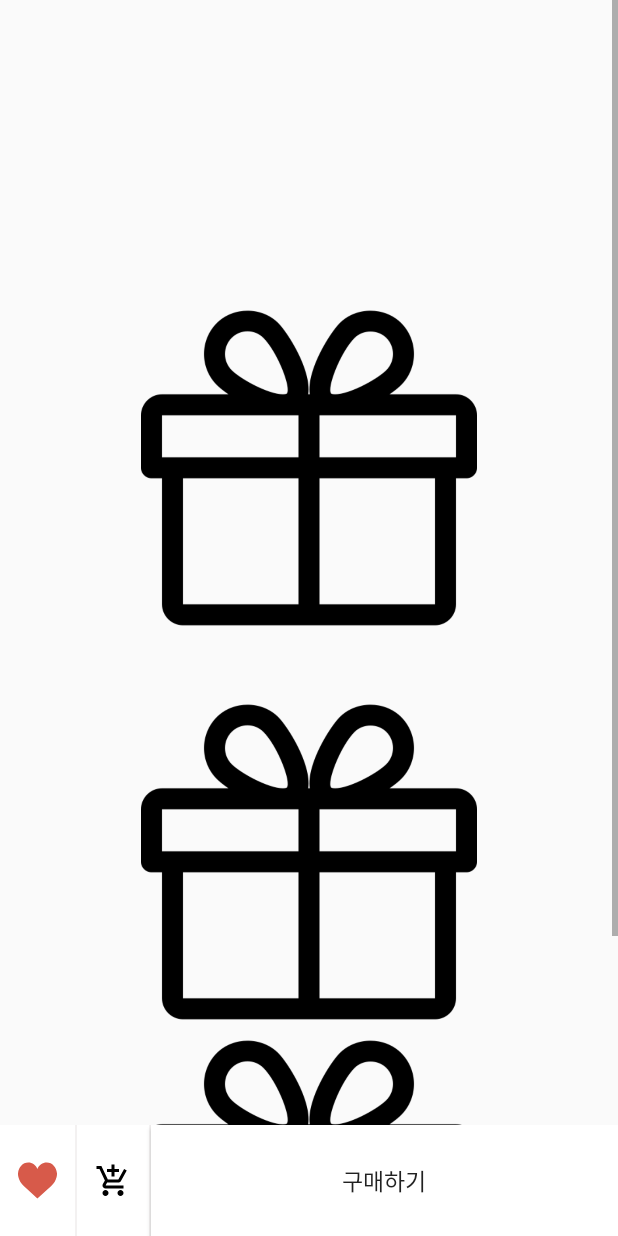
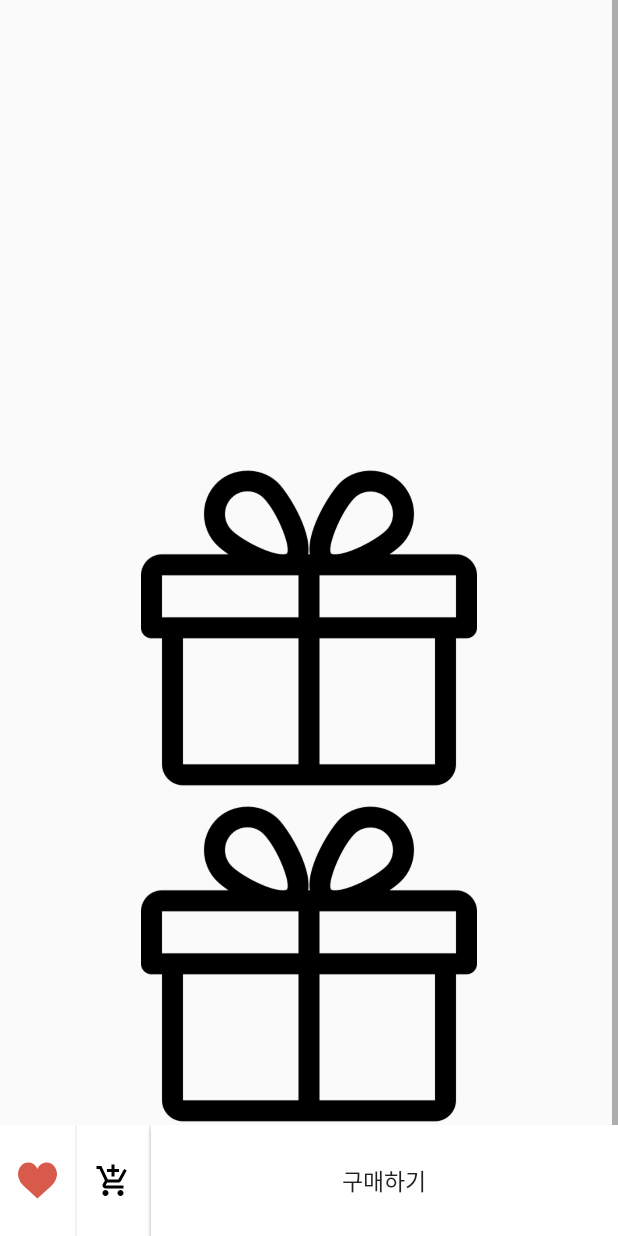
Before and after one commit to HyoilKim/Choose, an Android app: the layout activity_item_detail.xml on its own in the app's theme, with its tools: preview values and no code run, on a phone screen of 412 x 824 dp. Run offline under Robolectric (Android 15) with nearby library versions, the phone set to English and light mode, and no system bars.

Commit message:
finish step

```diff
--- a/Choose/app/src/main/java/com/example/choose/ui/cart/Adapter.java
+++ b/Choose/app/src/main/java/com/example/choose/ui/cart/Adapter.java
@@ -76,11 +76,13 @@
         String title = item.getTitle();
         String price = item.getPrice();
         String image = item.getImage();
+        String desc = item.getDesc();
         int count = item.getCount();
         boolean isCheck = item.isCheck();
 
         holder.title.setText(title);
         holder.price.setText(price);
+        holder.desc.setText(desc);
         holder.spinner.setAdapter(arrayAdapter);
         holder.spinner.setSelected(false);
         holder.spinner.setSelection(count - 1, false);
@@ -128,7 +130,7 @@
     }
 
     public class ViewHolder extends RecyclerView.ViewHolder{
-        TextView title, price;
+        TextView title, price, desc;
         ImageView image;
         Spinner spinner;
         Button delete;
@@ -136,6 +138,7 @@
         public ViewHolder(@NonNull View itemView) {
             super(itemView);
             title = (TextView) itemView.findViewById(R.id.cart_title);
+            desc = (TextView) itemView.findViewById(R.id.desc);
             price = (TextView) itemView.findViewById(R.id.cart_price);
             image = (ImageView) itemView.findViewById(R.id.cart_image);
             delete = (Button) itemView.findViewById(R.id.cart_deleteButton);
--- a/Choose/app/src/main/java/com/example/choose/ui/cart/Cart.java
+++ b/Choose/app/src/main/java/com/example/choose/ui/cart/Cart.java
@@ -88,7 +88,7 @@
 
                                     Log.d("Print", "id : " + i.getId() + ", userId : " + i.getName() + ", item : " + i.getPrice());
 
-                                    itemList.add(new CartItemData(i.getName(), String.valueOf(i.getPrice()), i.getImage(), i.getId(), item.getCount(), false));
+                                    itemList.add(new CartItemData(i.getName(), i.getDescription(), String.valueOf(i.getPrice()), i.getImage(), i.getId(), item.getCount(), false));
                                     eachItemPrice.add(i.getPrice());
                                     eachItemCount.add(item.getCount());
                                 }
--- a/Choose/app/src/main/java/com/example/choose/ui/home/ItemDetail.java
+++ b/Choose/app/src/main/java/com/example/choose/ui/home/ItemDetail.java
@@ -82,7 +82,7 @@
         setViewPager();
 
         itemId = intent.getIntExtra("ItemId", -1);
-        Glide.with(this).load("http://192.249.19.252:2680" + intent.getStringExtra("image")).into(imageView);
+//        Glide.with(this).load("http://192.249.19.252:2680" + intent.getStringExtra("image")).into(imageView);
         title.setText(intent.getStringExtra("title"));
         desc.setText(intent.getStringExtra("desc"));
 
--- a/Choose/app/src/main/java/com/example/choose/ui/myPage/MyPage.java
+++ b/Choose/app/src/main/java/com/example/choose/ui/myPage/MyPage.java
@@ -7,6 +7,7 @@
 import android.view.LayoutInflater;
 import android.view.View;
 import android.view.ViewGroup;
+import android.view.WindowManager;
 import android.widget.Button;
 import android.widget.EditText;
 import android.widget.ImageButton;
@@ -34,6 +35,11 @@
     private TextView login2, registerCard;
     private Retrofit mRetrofit;
     private RetrofitAPI mRetrofitAPI;
+
+    @Override
+    public void onCreate(@Nullable Bundle savedInstanceState) {
+        super.onCreate(savedInstanceState);
+    }
 
     @Override
     public View onCreateView(@NonNull LayoutInflater inflater, @Nullable ViewGroup container, @Nullable Bundle savedInstanceState) {
--- a/Choose/app/src/main/res/layout/activity_item_detail.xml
+++ b/Choose/app/src/main/res/layout/activity_item_detail.xml
@@ -14,29 +14,34 @@
             android:layout_width="match_parent"
             android:layout_height="match_parent"
             android:orientation="vertical">
+
             <androidx.viewpager.widget.ViewPager
                 android:id="@+id/viewPager"
                 android:layout_width="match_parent"
-                android:layout_height="200dp"
-                app:layout_constraintEnd_toEndOf="parent"
-                app:layout_constraintStart_toStartOf="parent"
-                app:layout_constraintTop_toTopOf="parent" />
-            <ImageView
-                android:id="@+id/detail_image"
-                android:layout_width="match_parent"
-                android:layout_height="224dp"
-                android:scaleType="fitCenter"
-                android:src="@drawable/gift" />
+                android:layout_height="248dp" />
+<!--            <ImageView-->
+<!--                android:id="@+id/detail_image"-->
+<!--                android:layout_width="match_parent"-->
+<!--                android:layout_height="224dp"-->
+<!--                android:scaleType="fitCenter"-->
+<!--                android:src="@drawable/gift" />-->
             <TextView
                 android:id="@+id/detail_title"
                 android:layout_width="wrap_content"
                 android:layout_height="wrap_content"
-                android:layout_below="@+id/detail_image"/>
+                android:layout_below="@+id/detail_image"
+                android:paddingLeft="10dp"
+                android:textSize="20dp"
+                android:textColor="#000000"/>
             <TextView
                 android:id="@+id/detail_desc"
                 android:layout_width="wrap_content"
                 android:layout_height="wrap_content"
-                android:layout_below="@+id/detail_title"/>
+                android:layout_below="@+id/detail_title"
+                android:paddingLeft="10dp"
+                android:layout_marginTop="10dp"
+                android:textColor="#000000"
+                android:textSize="15dp"/>
             <ImageView
                 android:id="@+id/detail_image1"
                 android:layout_width="match_parent"
--- a/Choose/app/src/main/res/layout/auto_viewpager.xml
+++ b/Choose/app/src/main/res/layout/auto_viewpager.xml
@@ -8,6 +8,6 @@
         android:layout_width="match_parent"
         android:layout_height="wrap_content"
         android:layout_centerInParent="true"
-        android:scaleType="centerInside"
+        android:scaleType="fitXY"
         />
 </LinearLayout>
--- a/Choose/app/src/main/res/layout/fragment_home.xml
+++ b/Choose/app/src/main/res/layout/fragment_home.xml
@@ -43,7 +43,9 @@
         android:layout_width="match_parent"
         android:layout_height="152dp"
         android:layout_marginTop="5dp"
-        android:scaleType="centerInside"></cn.trinea.android.view.autoscrollviewpager.AutoScrollViewPager>
+        android:scaleType="fitXY">
+
+    </cn.trinea.android.view.autoscrollviewpager.AutoScrollViewPager>
 
     <LinearLayout
         android:layout_width="match_parent"
--- a/Choose/app/src/main/res/layout/item_detailviewpager.xml
+++ b/Choose/app/src/main/res/layout/item_detailviewpager.xml
@@ -9,7 +9,7 @@
         android:id="@+id/imageView"
         android:layout_width="match_parent"
         android:layout_height="197dp"
-        android:scaleType="centerInside"
+        android:scaleType="fitCenter"
         app:layout_constraintStart_toStartOf="parent"
         app:layout_constraintTop_toTopOf="parent"
         android:src="@drawable/gift1"/>
--- a/Choose/app/src/main/res/layout/item_recent_lookup.xml
+++ b/Choose/app/src/main/res/layout/item_recent_lookup.xml
@@ -8,6 +8,7 @@
         android:id="@+id/recent_lookup_image"
         android:layout_width="208dp"
         android:layout_height="225dp"
-        android:background="#C9C9C9" />
+        android:scaleType="fitXY"
+        android:background="#ffffff" />
 
 </LinearLayout>
--- a/Choose/app/src/main/res/layout/login_popup.xml
+++ b/Choose/app/src/main/res/layout/login_popup.xml
@@ -44,7 +44,8 @@
                 android:layout_marginLeft="30dp"
                 android:layout_marginTop="10dp"
                 android:layout_marginRight="30dp"
-                android:hint="birthday"
+                android:hint="YYYYMMDD"
+                android:maxLength="8"
                 android:inputType="number" />
             <LinearLayout
                 android:layout_width="match_parent"
--- a/Choose/app/src/main/res/values/colors.xml
+++ b/Choose/app/src/main/res/values/colors.xml
@@ -1,7 +1,9 @@
 <?xml version="1.0" encoding="utf-8"?>
 <resources>
-    <color name="colorPrimary">#FFA71F</color>
+    <color name="colorPrimary">#F7C023</color>
     <color name="homeBackground">#F3F1F1</color>
     <color name="colorPrimaryDark">#00574B</color>
-    <color name="colorAccent">#FFA71F</color>
+    <color name="colorAccent">#F7C023</color>
+<!--    <color name="bottomMenuBarItem">#FFA161</color>-->
+<!--    <color name="white">#ffffff</color>-->
 </resources>
--- a/Choose/app/src/main/res/values/styles.xml
+++ b/Choose/app/src/main/res/values/styles.xml
@@ -6,6 +6,7 @@
         <item name="colorPrimary">@color/colorPrimary</item>
         <item name="colorPrimaryDark">@color/colorPrimaryDark</item>
         <item name="colorAccent">@color/colorAccent</item>
+
     </style>
 
 </resources>
```
Also changed, not shown: Choose/app/src/main/java/com/example/choose/ui/cart/CartItemData.java (+6 -1 lines), Choose/app/src/main/java/com/example/choose/ui/home/HomeFragment.java (+3 -4 lines), Choose/app/src/main/res/layout/fragment_recent.xml (+8 -3 lines), Choose/app/src/main/res/layout/item_cart.xml (+6 -4 lines), Choose/app/src/main/res/layout/item_giftlist.xml (+6 -4 lines), Choose/app/src/main/res/menu/bottom_nav_menu.xml (+5 -4 lines).
